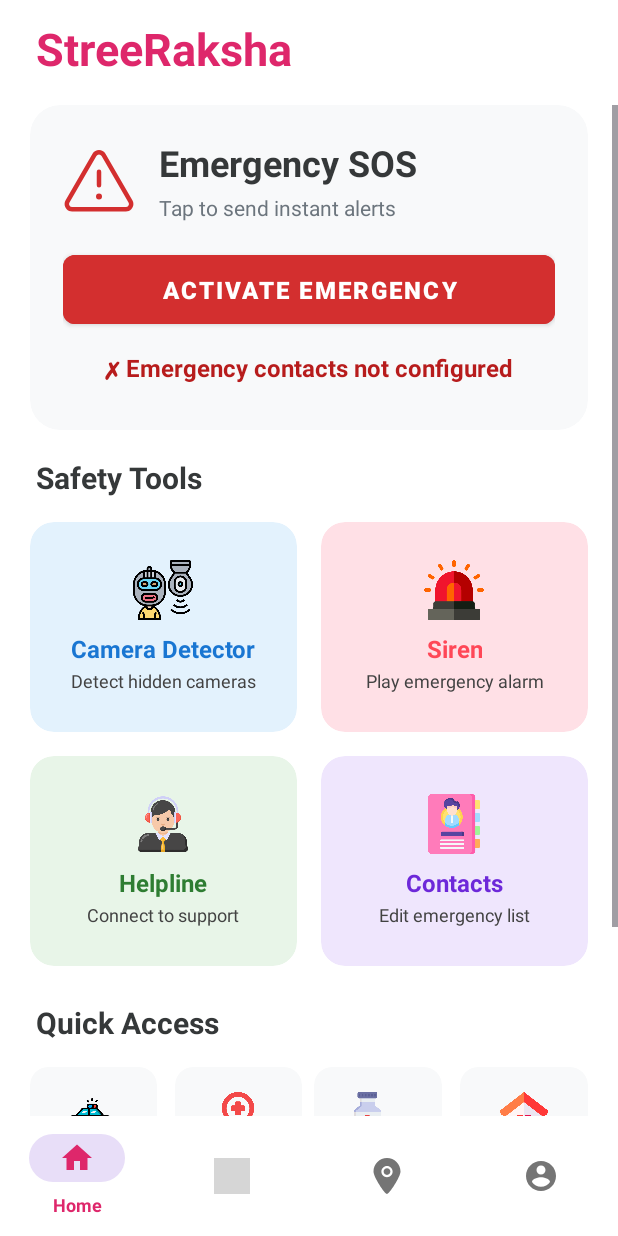
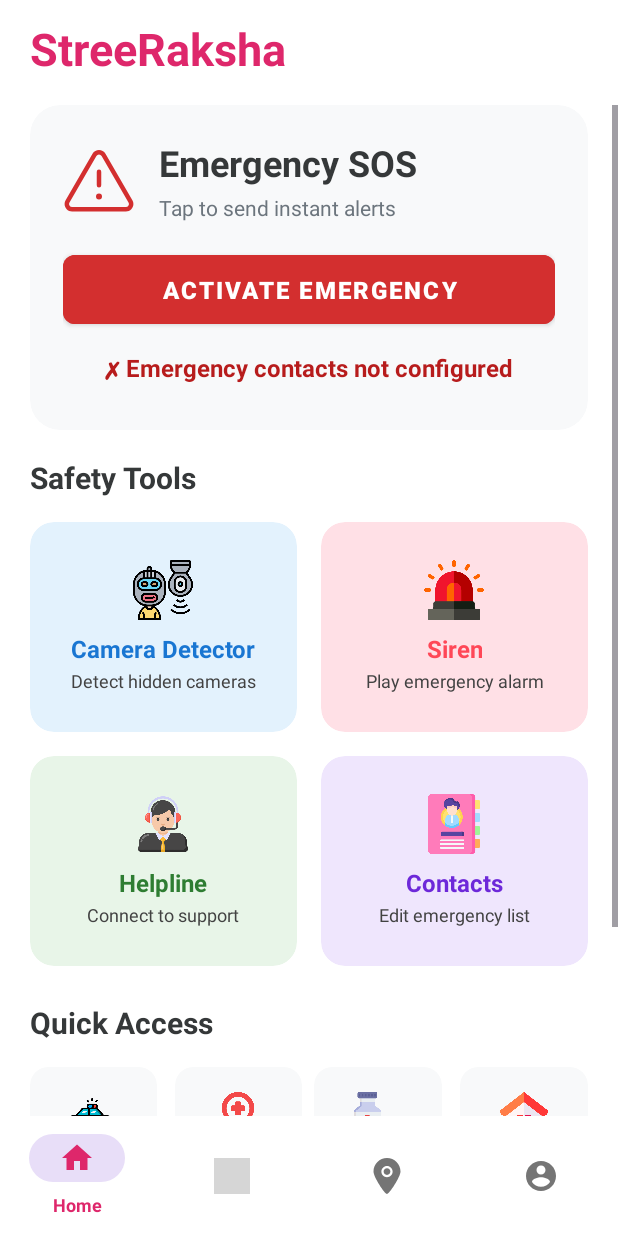
Before and after one commit to pavithrabhat9/StreeRaksha, an Android app: the HomeFragment screen opened directly, with no data from a screen before it, on a phone screen of 412 x 824 dp. Run offline under Robolectric (Android 15) with nearby library versions, the phone set to English and light mode, and no system bars; grey boxes are pictures that could not be loaded.

Commit message:
Minor changes in padding

```diff
--- a/app/src/main/res/layout/fragment_home.xml
+++ b/app/src/main/res/layout/fragment_home.xml
@@ -15,7 +15,7 @@
         android:layout_height="wrap_content"
         android:background="@color/surface_primary"
         android:orientation="vertical"
-        android:paddingHorizontal="24dp"
+        android:paddingHorizontal="20dp"
         android:paddingTop="12dp">
 
         <TextView
@@ -25,7 +25,7 @@
             android:text="@string/app_name"
             android:textColor="@color/electric_blue"
             android:textSize="30sp"
-            android:textStyle="bold" />
+            android:textStyle="bold"/>
 
         <LinearLayout
             android:layout_width="match_parent"
@@ -170,7 +170,7 @@
             <TextView
                 android:layout_width="wrap_content"
                 android:layout_height="wrap_content"
-                android:layout_marginStart="4dp"
+                android:layout_marginStart="0dp"
                 android:layout_marginTop="8dp"
                 android:layout_marginBottom="16dp"
                 android:text="Safety Tools"
@@ -423,7 +423,7 @@
             <TextView
                 android:layout_width="wrap_content"
                 android:layout_height="wrap_content"
-                android:layout_marginStart="4dp"
+                android:layout_marginStart="0dp"
                 android:layout_marginBottom="16dp"
                 android:text="Quick Access"
                 android:textColor="@color/Onyx"
```
